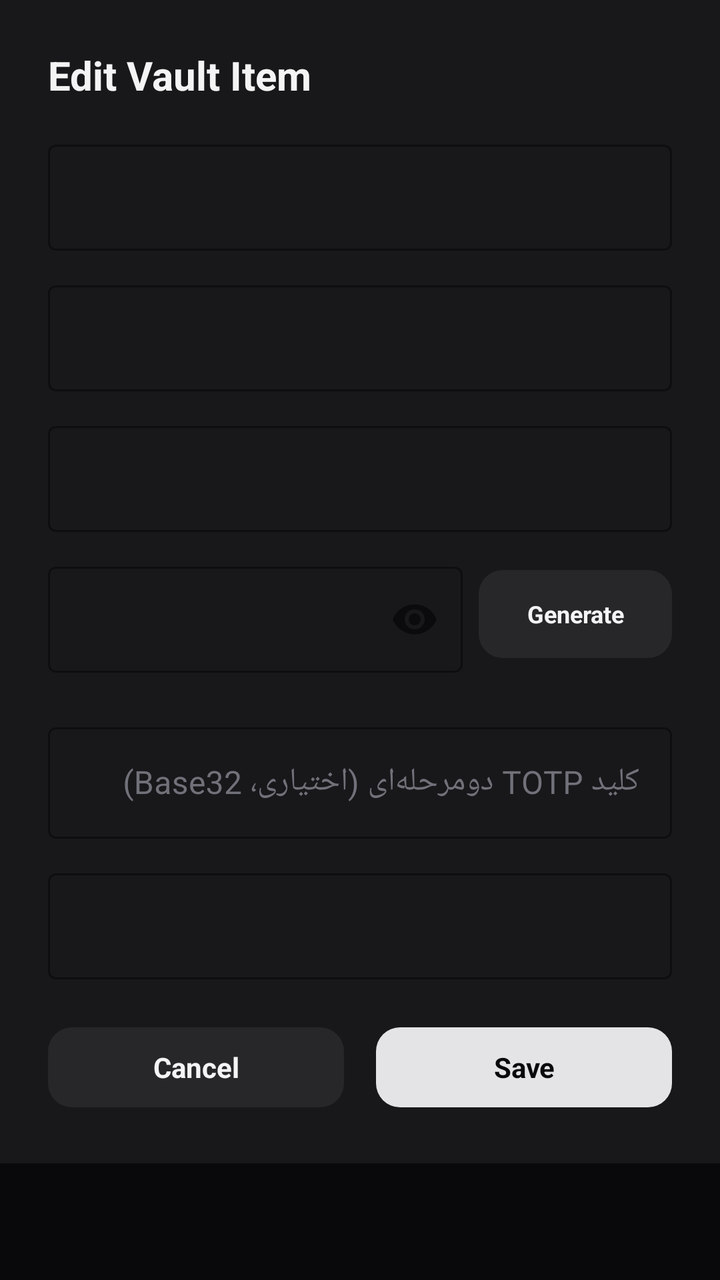
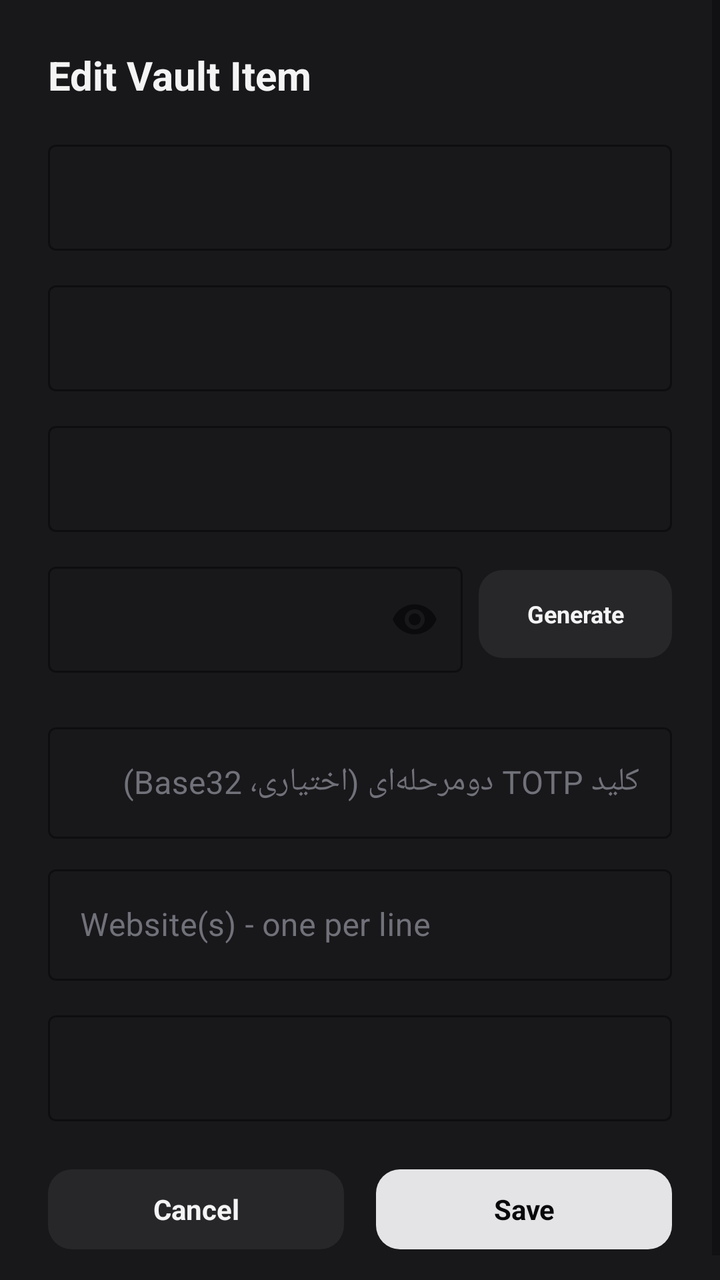

Two renders of the same Android screen: before a commit and after it. Below are the layout's source before the change and the commit's diff.
<!-- AndroidManifest.xml: application theme Theme.Material3.Dark.NoActionBar -->
<!-- res/layout/dialog_add_vault_item.xml -->
<?xml version="1.0" encoding="utf-8"?>
<ScrollView xmlns:android="http://schemas.android.com/apk/res/android"
    xmlns:app="http://schemas.android.com/apk/res-auto"
    android:layout_width="match_parent"
    android:layout_height="wrap_content">

    <LinearLayout
        android:layout_width="match_parent"
        android:layout_height="wrap_content"
        android:orientation="vertical"
        android:background="#18181B"
        android:padding="24dp">

        <TextView
            android:id="@+id/tvDialogTitle"
            android:layout_width="wrap_content"
            android:layout_height="wrap_content"
            android:text="Edit Vault Item"
            android:textColor="#F4F4F5"
            android:textSize="20sp"
            android:textStyle="bold"
            android:layout_marginBottom="16dp" />

        <com.google.android.material.textfield.TextInputLayout
            android:id="@+id/tilTitle"
            style="@style/Widget.MaterialComponents.TextInputLayout.OutlinedBox"
            android:layout_width="match_parent"
            android:layout_height="wrap_content"
            android:layout_marginBottom="12dp"
            app:boxStrokeColor="#3B82F6"
            app:hintTextColor="#3B82F6">

            <com.google.android.material.textfield.TextInputEditText
                android:id="@+id/etTitle"
                android:layout_width="match_parent"
                android:layout_height="wrap_content"
                android:textColor="#F4F4F5"
                android:textSize="14sp" />
        </com.google.android.material.textfield.TextInputLayout>

        <com.google.android.material.textfield.TextInputLayout
            android:id="@+id/tilCategory"
            style="@style/Widget.MaterialComponents.TextInputLayout.OutlinedBox"
            android:layout_width="match_parent"
            android:layout_height="wrap_content"
            android:layout_marginBottom="12dp"
            app:boxStrokeColor="#3B82F6"
            app:hintTextColor="#3B82F6">

            <com.google.android.material.textfield.TextInputEditText
                android:id="@+id/etCategory"
                android:layout_width="match_parent"
                android:layout_height="wrap_content"
                android:textColor="#F4F4F5"
                android:textSize="14sp" />
        </com.google.android.material.textfield.TextInputLayout>

        <com.google.android.material.textfield.TextInputLayout
            android:id="@+id/tilUsername"
            style="@style/Widget.MaterialComponents.TextInputLayout.OutlinedBox"
            android:layout_width="match_parent"
            android:layout_height="wrap_content"
            android:layout_marginBottom="12dp"
            app:boxStrokeColor="#3B82F6"
            app:hintTextColor="#3B82F6">

            <com.google.android.material.textfield.TextInputEditText
                android:id="@+id/etUsername"
                android:layout_width="match_parent"
                android:layout_height="wrap_content"
                android:textColor="#F4F4F5"
                android:textSize="14sp" />
        </com.google.android.material.textfield.TextInputLayout>

        <LinearLayout
            android:layout_width="match_parent"
            android:layout_height="wrap_content"
            android:orientation="horizontal"
            android:gravity="center_vertical"
            android:layout_marginBottom="12dp">

            <com.google.android.material.textfield.TextInputLayout
                android:id="@+id/tilPassword"
                style="@style/Widget.MaterialComponents.TextInputLayout.OutlinedBox"
                android:layout_width="0dp"
                android:layout_height="wrap_content"
                android:layout_weight="1"
                app:passwordToggleEnabled="true"
                app:boxStrokeColor="#3B82F6"
                app:hintTextColor="#3B82F6">

                <com.google.android.material.textfield.TextInputEditText
                    android:id="@+id/etPassword"
                    android:layout_width="match_parent"
                    android:layout_height="wrap_content"
                    android:inputType="textPassword"
                    android:textColor="#F4F4F5"
                    android:textSize="14sp" />
            </com.google.android.material.textfield.TextInputLayout>

            <com.google.android.material.button.MaterialButton
                android:id="@+id/btnGenerate"
                style="@style/Widget.Material3.Button.TonalButton"
                android:layout_width="wrap_content"
                android:layout_height="52dp"
                android:layout_marginStart="8dp"
                android:text="Generate"
                android:textSize="12sp"
                android:textStyle="bold"
                android:textColor="#F4F4F5"
                app:backgroundTint="#27272A"
                app:cornerRadius="12dp" />
        </LinearLayout>

        
        <com.google.android.material.textfield.TextInputLayout
            android:id="@+id/tilTotpSecret"
            style="@style/Widget.MaterialComponents.TextInputLayout.OutlinedBox"
            android:layout_width="match_parent"
            android:layout_height="wrap_content"
            android:layout_marginTop="10dp"
            android:hint="کلید TOTP دو‌مرحله‌ای (اختیاری، Base32)"
            android:textColorHint="#71717A"
            app:boxStrokeColor="#A1A1AA"
            app:hintTextColor="#F4F4F5">

            <com.google.android.material.textfield.TextInputEditText
                android:id="@+id/etTotpSecret"
                android:layout_width="match_parent"
                android:layout_height="wrap_content"
                android:textColor="#F4F4F5" />
        </com.google.android.material.textfield.TextInputLayout>

        <com.google.android.material.textfield.TextInputLayout
            android:id="@+id/tilNotes"
            style="@style/Widget.MaterialComponents.TextInputLayout.OutlinedBox"
            android:layout_width="match_parent"
            android:layout_height="wrap_content"
            android:layout_marginTop="12dp"
            android:layout_marginBottom="20dp"
            app:boxStrokeColor="#3B82F6"
            app:hintTextColor="#3B82F6">

            <com.google.android.material.textfield.TextInputEditText
                android:id="@+id/etNotes"
                android:layout_width="match_parent"
                android:layout_height="wrap_content"
                android:textColor="#F4F4F5"
                android:textSize="14sp" />
        </com.google.android.material.textfield.TextInputLayout>

        
        <LinearLayout
            android:layout_width="match_parent"
            android:layout_height="wrap_content"
            android:orientation="horizontal"
            android:gravity="center">

            <com.google.android.material.button.MaterialButton
                android:id="@+id/btnCancel"
                style="@style/Widget.Material3.Button.TonalButton"
                android:layout_width="0dp"
                android:layout_height="48dp"
                android:layout_weight="1"
                android:layout_marginEnd="8dp"
                android:text="Cancel"
                android:textSize="14sp"
                android:textStyle="bold"
                android:textColor="#F4F4F5"
                app:backgroundTint="#27272A"
                app:cornerRadius="12dp" />

            <com.google.android.material.button.MaterialButton
                android:id="@+id/btnSave"
                style="@style/Widget.Material3.Button"
                android:layout_width="0dp"
                android:layout_height="48dp"
                android:layout_weight="1"
                android:layout_marginStart="8dp"
                android:text="Save"
                android:textSize="14sp"
                android:textStyle="bold"
                android:textColor="#09090B"
                app:backgroundTint="#E4E4E7"
                app:cornerRadius="12dp" />
        </LinearLayout>

    </LinearLayout>
</ScrollView>
<!-- resources referenced by this layout -->
<resources>
  <style name="Theme.Material3.Dark.NoActionBar" parent="Theme.MaterialComponents.DayNight.NoActionBar">
          <item name="android:statusBarColor">#09090B</item>
          <item name="android:windowBackground">#09090B</item>
      </style>
</resources>

<!-- the commit's change to res/layout/dialog_add_vault_item.xml (unified diff, before → after) -->
@@ -128,6 +128,26 @@
                 android:id="@+id/etTotpSecret"
                 android:layout_width="match_parent"
                 android:layout_height="wrap_content"
+                android:textColor="#F4F4F5" />
+        </com.google.android.material.textfield.TextInputLayout>
+
+        <com.google.android.material.textfield.TextInputLayout
+            android:id="@+id/tilWebsite"
+            style="@style/Widget.MaterialComponents.TextInputLayout.OutlinedBox"
+            android:layout_width="match_parent"
+            android:layout_height="wrap_content"
+            android:layout_marginTop="10dp"
+            android:hint="Website(s) - one per line"
+            android:textColorHint="#71717A"
+            app:boxStrokeColor="#A1A1AA"
+            app:hintTextColor="#F4F4F5">
+
+            <com.google.android.material.textfield.TextInputEditText
+                android:id="@+id/etWebsite"
+                android:layout_width="match_parent"
+                android:layout_height="wrap_content"
+                android:inputType="textMultiLine|textUri"
+                android:minLines="1"
                 android:textColor="#F4F4F5" />
         </com.google.android.material.textfield.TextInputLayout>
 
